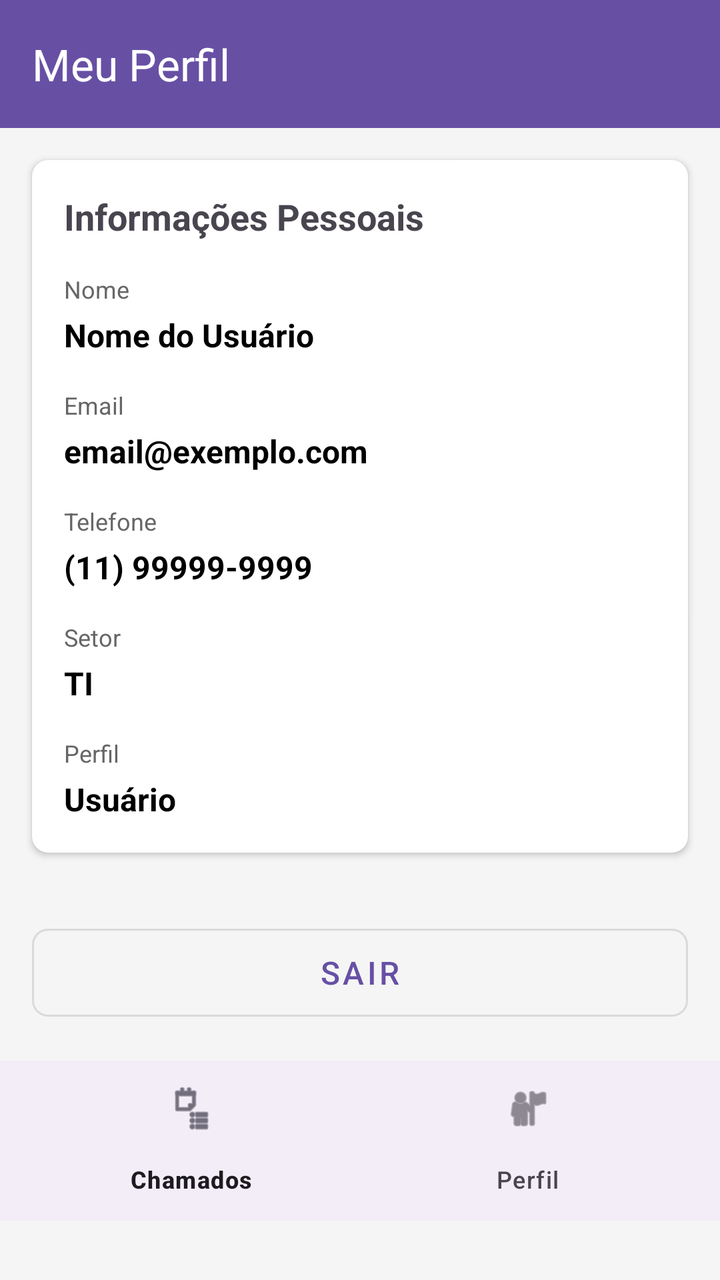
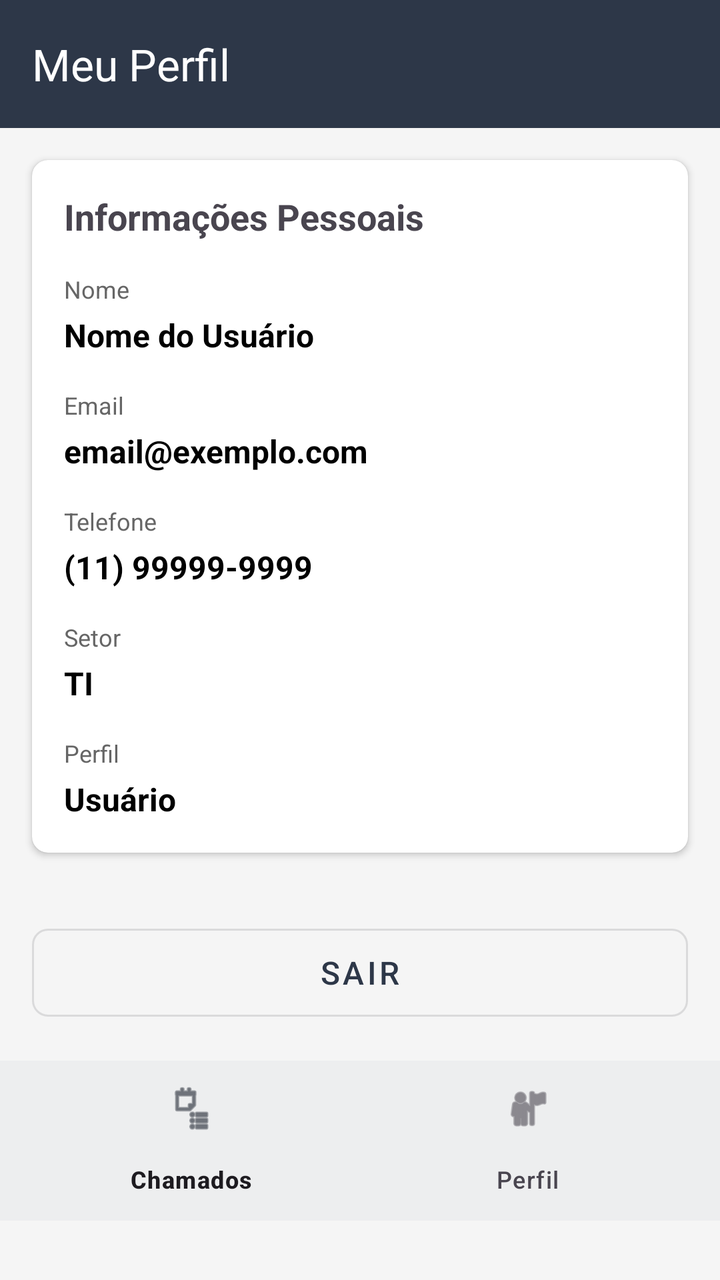

An Android layout rendered at two revisions. The XML below is the earlier revision; the diff shows what the commit changed to produce the second picture.
<!-- AndroidManifest.xml: application theme Theme.TechSolve -->
<!-- res/layout/activity_perfil.xml -->
<?xml version="1.0" encoding="utf-8"?>
<ScrollView xmlns:android="http://schemas.android.com/apk/res/android"
    xmlns:app="http://schemas.android.com/apk/res-auto"
    android:layout_width="match_parent"
    android:layout_height="match_parent"
    android:fillViewport="true"
    android:background="#F5F5F5">

    <LinearLayout
        android:layout_width="match_parent"
        android:layout_height="wrap_content"
        android:orientation="vertical">

        <androidx.appcompat.widget.Toolbar
            android:id="@+id/toolbar"
            android:layout_width="match_parent"
            android:layout_height="?attr/actionBarSize"
            android:background="?attr/colorPrimary"
            app:title="Meu Perfil"
            app:titleTextColor="@android:color/white" />

        <androidx.cardview.widget.CardView
            android:layout_width="match_parent"
            android:layout_height="wrap_content"
            android:layout_margin="16dp"
            app:cardCornerRadius="8dp"
            app:cardElevation="2dp">

            <LinearLayout
                android:layout_width="match_parent"
                android:layout_height="wrap_content"
                android:orientation="vertical"
                android:padding="16dp">

                <TextView
                    android:layout_width="wrap_content"
                    android:layout_height="wrap_content"
                    android:text="Informações Pessoais"
                    android:textSize="18sp"
                    android:textStyle="bold"
                    android:layout_marginBottom="16dp" />

                <TextView
                    android:layout_width="wrap_content"
                    android:layout_height="wrap_content"
                    android:text="Nome"
                    android:textSize="12sp"
                    android:textColor="#666666" />

                <TextView
                    android:id="@+id/tvNome"
                    android:layout_width="match_parent"
                    android:layout_height="wrap_content"
                    android:text="Nome do Usuário"
                    android:textSize="16sp"
                    android:textStyle="bold"
                    android:textColor="#000000"
                    android:layout_marginTop="4dp"
                    android:layout_marginBottom="16dp" />

                <TextView
                    android:layout_width="wrap_content"
                    android:layout_height="wrap_content"
                    android:text="Email"
                    android:textSize="12sp"
                    android:textColor="#666666" />

                <TextView
                    android:id="@+id/tvEmail"
                    android:layout_width="match_parent"
                    android:layout_height="wrap_content"
                    android:text="email@exemplo.com"
                    android:textSize="16sp"
                    android:textStyle="bold"
                    android:textColor="#000000"
                    android:layout_marginTop="4dp"
                    android:layout_marginBottom="16dp" />

                <TextView
                    android:layout_width="wrap_content"
                    android:layout_height="wrap_content"
                    android:text="Telefone"
                    android:textSize="12sp"
                    android:textColor="#666666" />

                <TextView
                    android:id="@+id/tvTelefone"
                    android:layout_width="match_parent"
                    android:layout_height="wrap_content"
                    android:text="(11) 99999-9999"
                    android:textSize="16sp"
                    android:textStyle="bold"
                    android:textColor="#000000"
                    android:layout_marginTop="4dp"
                    android:layout_marginBottom="16dp" />

                <TextView
                    android:layout_width="wrap_content"
                    android:layout_height="wrap_content"
                    android:text="Setor"
                    android:textSize="12sp"
                    android:textColor="#666666" />

                <TextView
                    android:id="@+id/tvSetor"
                    android:layout_width="match_parent"
                    android:layout_height="wrap_content"
                    android:text="TI"
                    android:textSize="16sp"
                    android:textStyle="bold"
                    android:textColor="#000000"
                    android:layout_marginTop="4dp"
                    android:layout_marginBottom="16dp" />

                <TextView
                    android:layout_width="wrap_content"
                    android:layout_height="wrap_content"
                    android:text="Perfil"
                    android:textSize="12sp"
                    android:textColor="#666666" />

                <TextView
                    android:id="@+id/tvPerfil"
                    android:layout_width="match_parent"
                    android:layout_height="wrap_content"
                    android:text="Usuário"
                    android:textSize="16sp"
                    android:textStyle="bold"
                    android:textColor="#000000"
                    android:layout_marginTop="4dp" />
            </LinearLayout>
        </androidx.cardview.widget.CardView>

        <com.google.android.material.button.MaterialButton
            android:id="@+id/btnLogout"
            android:layout_width="match_parent"
            android:layout_height="56dp"
            android:text="Sair"
            android:textSize="16sp"
            app:cornerRadius="8dp"
            android:layout_margin="16dp"
            style="@style/Widget.MaterialComponents.Button.OutlinedButton" />

        <com.google.android.material.bottomnavigation.BottomNavigationView
            android:id="@+id/bottomNavigation"
            android:layout_width="match_parent"
            android:layout_height="wrap_content"
            android:layout_gravity="bottom"
            app:menu="@menu/bottom_menu" />
    </LinearLayout>
</ScrollView>
<!-- resources referenced by this layout -->
<resources>
  <style name="Theme.TechSolve" parent="Base.Theme.TechSolve" />
  <style name="Base.Theme.TechSolve" parent="Theme.Material3.DayNight.NoActionBar">
          
          
      </style>
</resources>

<!-- the commit's change to res/layout/activity_perfil.xml (unified diff, before → after) -->
@@ -16,6 +16,8 @@
             android:layout_width="match_parent"
             android:layout_height="?attr/actionBarSize"
             android:background="?attr/colorPrimary"
+            android:theme="@style/ThemeOverlay.MaterialComponents.Dark.ActionBar"
+            app:popupTheme="@style/ThemeOverlay.MaterialComponents.Light"
             app:title="Meu Perfil"
             app:titleTextColor="@android:color/white" />
 
<!-- resource entries referenced after the edit -->
@@ -1,9 +1,32 @@
 <!-- resources referenced by this layout -->
 <resources>
   <style name="Theme.TechSolve" parent="Base.Theme.TechSolve" />
-  <style name="Base.Theme.TechSolve" parent="Theme.Material3.DayNight.NoActionBar">
+  <style name="Base.Theme.TechSolve" parent="Theme.Material3.Light.NoActionBar">
+          <item name="colorPrimary">@color/techsolve_escuro</item>
+          <item name="colorOnPrimary">@color/white</item>
+          <item name="colorPrimaryContainer">@color/techsolve_destaque</item>
+          <item name="colorOnPrimaryContainer">@color/techsolve_mais_escuro</item>
+          <item name="colorSecondary">@color/techsolve_escuro</item>
+          <item name="colorOnSecondary">@color/white</item>
+          <item name="colorSecondaryContainer">@color/techsolve_destaque_claro</item>
+          <item name="colorOnSecondaryContainer">@color/techsolve_mais_escuro</item>
+  
           
-          
+          <item name="colorSurface">@color/white</item>
+          <item name="colorSurfaceContainerLowest">@color/white</item>
+          <item name="colorSurfaceContainerLow">@color/white</item>
+          <item name="colorSurfaceContainer">@color/white</item>
+          <item name="colorSurfaceContainerHigh">@color/white</item>
+          <item name="colorSurfaceContainerHighest">@color/techsolve_fundo</item>
+  
+          <item name="android:statusBarColor">@color/techsolve_mais_escuro</item>
+          <item name="android:windowLightStatusBar">false</item>
       </style>
+  <color name="techsolve_escuro">#FF2D3748</color>
+  <color name="white">#FFFFFFFF</color>
+  <color name="techsolve_destaque">#FFFBBF24</color>
+  <color name="techsolve_mais_escuro">#FF1A202C</color>
+  <color name="techsolve_destaque_claro">#FFFDE9A8</color>
+  <color name="techsolve_fundo">#FFF5F5F5</color>
 </resources>
 
